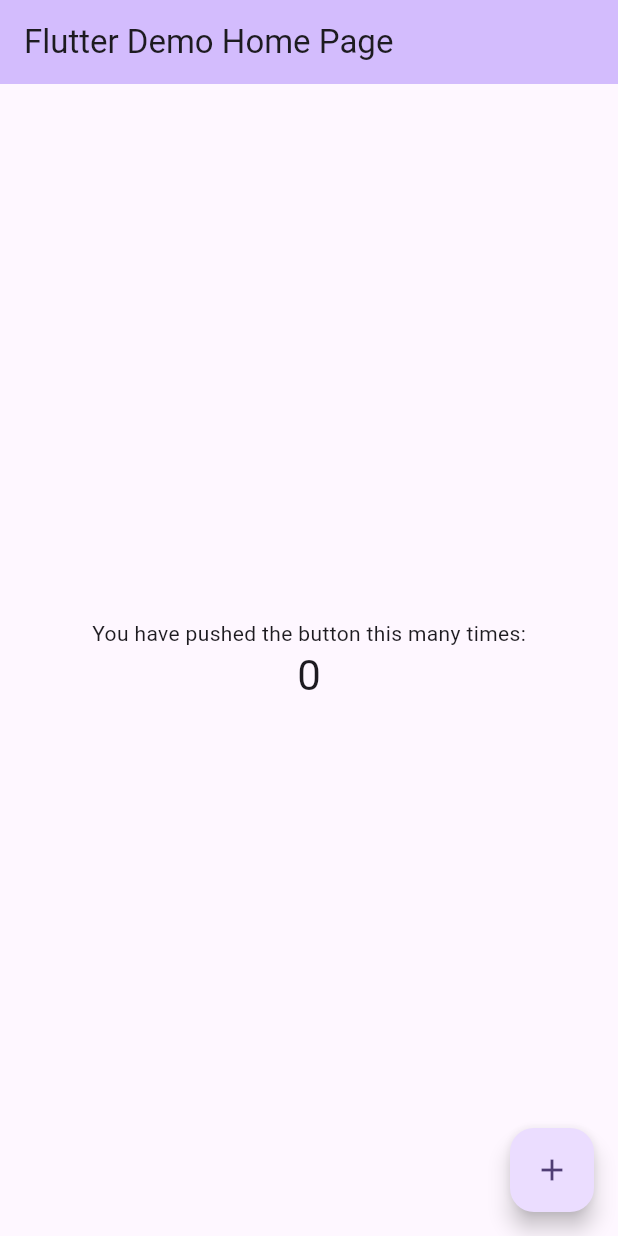
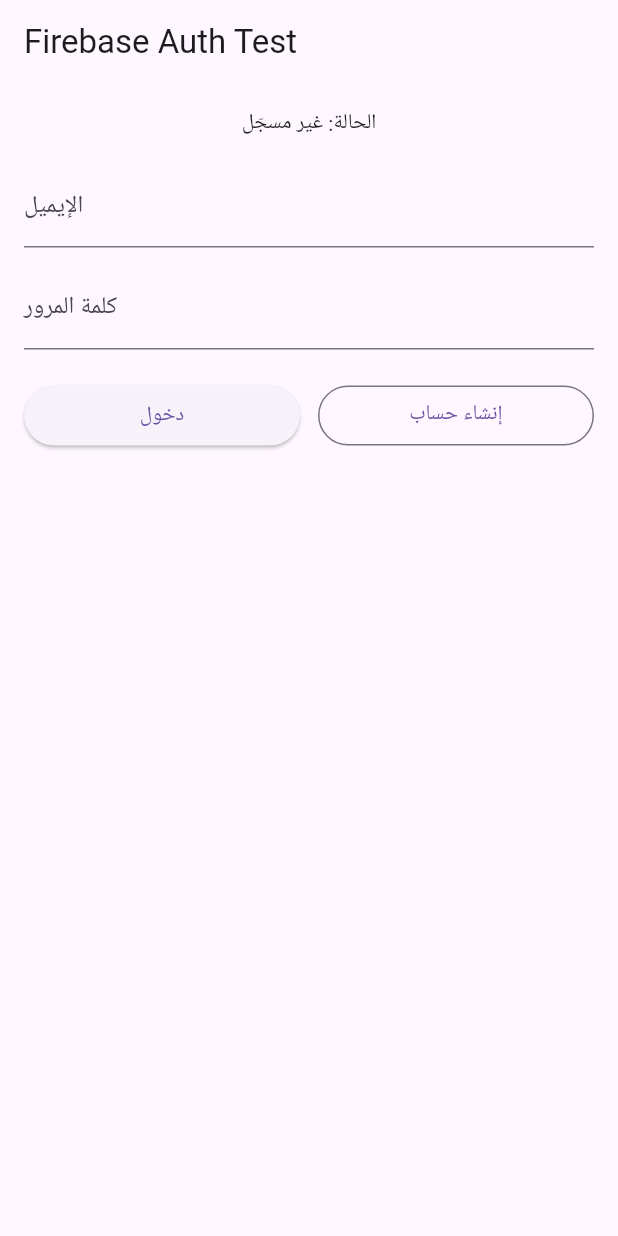
Before and after one commit to Wejdan-b/billwise_499, a Flutter app: the screen it shows after launch, on a phone screen of 412 x 824 dp. Run offline on Flutter 3.47's test engine with Material 3 defaults, Android fonts, the phone set to English and light mode, and no system bars; our stand-ins replace firebase_auth, firebase_core; accounts and stored records are empty.

Commit message:
firebase

```diff
--- a/lib/main.dart
+++ b/lib/main.dart
@@ -1,122 +1,142 @@
 import 'package:flutter/material.dart';
+import 'package:firebase_core/firebase_core.dart';
+import 'package:firebase_auth/firebase_auth.dart';
+import 'firebase_options.dart';
 
-void main() {
+void main() async {
+  WidgetsFlutterBinding.ensureInitialized();
+  await Firebase.initializeApp(
+    options: DefaultFirebaseOptions.currentPlatform,
+  );
   runApp(const MyApp());
 }
-//مشروع تخرج
+
 class MyApp extends StatelessWidget {
   const MyApp({super.key});
-
-  // This widget is the root of your application.
   @override
   Widget build(BuildContext context) {
     return MaterialApp(
-      title: 'Flutter Demo',
-      theme: ThemeData(
-        // This is the theme of your application.
-        //
-        // TRY THIS: Try running your application with "flutter run". You'll see
-        // the application has a purple toolbar. Then, without quitting the app,
-        // try changing the seedColor in the colorScheme below to Colors.green
-        // and then invoke "hot reload" (save your changes or press the "hot
-        // reload" button in a Flutter-supported IDE, or press "r" if you used
-        // the command line to start the app).
-        //
-        // Notice that the counter didn't reset back to zero; the application
-        // state is not lost during the reload. To reset the state, use hot
-        // restart instead.
-        //
-        // This works for code too, not just values: Most code changes can be
-        // tested with just a hot reload.
-        colorScheme: ColorScheme.fromSeed(seedColor: Colors.deepPurple),
-      ),
-      home: const MyHomePage(title: 'Flutter Demo Home Page'),
+      debugShowCheckedModeBanner: false,
+      home: const AuthSmokeTest(),
     );
   }
 }
 
-class MyHomePage extends StatefulWidget {
-  const MyHomePage({super.key, required this.title});
-
-  // This widget is the home page of your application. It is stateful, meaning
-  // that it has a State object (defined below) that contains fields that affect
-  // how it looks.
-
-  // This class is the configuration for the state. It holds the values (in this
-  // case the title) provided by the parent (in this case the App widget) and
-  // used by the build method of the State. Fields in a Widget subclass are
-  // always marked "final".
-
-  final String title;
-
+class AuthSmokeTest extends StatefulWidget {
+  const AuthSmokeTest({super.key});
   @override
-  State<MyHomePage> createState() => _MyHomePageState();
+  State<AuthSmokeTest> createState() => _AuthSmokeTestState();
 }
 
-class _MyHomePageState extends State<MyHomePage> {
-  int _counter = 0;
+class _AuthSmokeTestState extends State<AuthSmokeTest> {
+  final email = TextEditingController();
+  final pass = TextEditingController();
+  bool loading = false;
 
-  void _incrementCounter() {
-    setState(() {
-      // This call to setState tells the Flutter framework that something has
-      // changed in this State, which causes it to rerun the build method below
-      // so that the display can reflect the updated values. If we changed
-      // _counter without calling setState(), then the build method would not be
-      // called again, and so nothing would appear to happen.
-      _counter++;
-    });
+  Future<void> _signup() async {
+    setState(() => loading = true);
+    try {
+      await FirebaseAuth.instance.createUserWithEmailAndPassword(
+        email: email.text.trim(),
+        password: pass.text,
+      );
+      _snack('تم إنشاء الحساب والدخول ✅');
+    } on FirebaseAuthException catch (e) {
+      _snack(_map(e.code));
+    } finally {
+      setState(() => loading = false);
+    }
   }
+
+  Future<void> _login() async {
+    setState(() => loading = true);
+    try {
+      await FirebaseAuth.instance.signInWithEmailAndPassword(
+        email: email.text.trim(),
+        password: pass.text,
+      );
+      _snack('تم تسجيل الدخول ✅');
+    } on FirebaseAuthException catch (e) {
+      _snack(_map(e.code));
+    } finally {
+      setState(() => loading = false);
+    }
+  }
+
+  Future<void> _logout() async {
+    await FirebaseAuth.instance.signOut();
+    _snack('تم تسجيل الخروج');
+  }
+
+  String _map(String c) {
+    switch (c) {
+      case 'invalid-email':
+        return 'صيغة الإيميل غير صحيحة';
+      case 'email-already-in-use':
+        return 'الإيميل مستخدم مسبقًا';
+      case 'weak-password':
+        return 'كلمة المرور ضعيفة (٦ أحرف فأكثر)';
+      case 'user-not-found':
+        return 'الحساب غير موجود';
+      case 'wrong-password':
+        return 'كلمة المرور غير صحيحة';
+      case 'operation-not-allowed':
+        return 'طريقة الدخول غير مفعّلة في Firebase';
+      default:
+        return 'خطأ: $c';
+    }
+  }
+
+  void _snack(String m) =>
+      ScaffoldMessenger.of(context).showSnackBar(SnackBar(content: Text(m)));
 
   @override
   Widget build(BuildContext context) {
-    // This method is rerun every time setState is called, for instance as done
-    // by the _incrementCounter method above.
-    //
-    // The Flutter framework has been optimized to make rerunning build methods
-    // fast, so that you can just rebuild anything that needs updating rather
-    // than having to individually change instances of widgets.
+    final user = FirebaseAuth.instance.currentUser;
     return Scaffold(
       appBar: AppBar(
-        // TRY THIS: Try changing the color here to a specific color (to
-        // Colors.amber, perhaps?) and trigger a hot reload to see the AppBar
-        // change color while the other colors stay the same.
-        backgroundColor: Theme.of(context).colorScheme.inversePrimary,
-        // Here we take the value from the MyHomePage object that was created by
-        // the App.build method, and use it to set our appbar title.
-        title: Text(widget.title),
+        title: const Text('Firebase Auth Test'),
+        actions: [
+          if (user != null)
+            IconButton(icon: const Icon(Icons.logout), onPressed: _logout),
+        ],
       ),
-      body: Center(
-        // Center is a layout widget. It takes a single child and positions it
-        // in the middle of the parent.
-        child: Column(
-          // Column is also a layout widget. It takes a list of children and
-          // arranges them vertically. By default, it sizes itself to fit its
-          // children horizontally, and tries to be as tall as its parent.
-          //
-          // Column has various properties to control how it sizes itself and
-          // how it positions its children. Here we use mainAxisAlignment to
-          // center the children vertically; the main axis here is the vertical
-          // axis because Columns are vertical (the cross axis would be
-          // horizontal).
-          //
-          // TRY THIS: Invoke "debug painting" (choose the "Toggle Debug Paint"
-          // action in the IDE, or press "p" in the console), to see the
-          // wireframe for each widget.
-          mainAxisAlignment: MainAxisAlignment.center,
-          children: <Widget>[
-            const Text('You have pushed the button this many times:'),
-            Text(
-              '$_counter',
-              style: Theme.of(context).textTheme.headlineMedium,
+      body: Padding(
+        padding: const EdgeInsets.all(16),
+        child: Column(children: [
+          Text('الحالة: ${user?.email ?? "غير مسجّل"}'),
+          const SizedBox(height: 16),
+          TextField(
+            controller: email,
+            decoration: const InputDecoration(labelText: 'الإيميل'),
+            keyboardType: TextInputType.emailAddress,
+          ),
+          const SizedBox(height: 12),
+          TextField(
+            controller: pass,
+            decoration: const InputDecoration(labelText: 'كلمة المرور'),
+            obscureText: true,
+          ),
+          const SizedBox(height: 20),
+          Row(children: [
+            Expanded(
+              child: ElevatedButton(
+                onPressed: loading ? null : _login,
+                child: loading
+                    ? const CircularProgressIndicator()
+                    : const Text('دخول'),
+              ),
             ),
-          ],
-        ),
+            const SizedBox(width: 12),
+            Expanded(
+              child: OutlinedButton(
+                onPressed: loading ? null : _signup,
+                child: const Text('إنشاء حساب'),
+              ),
+            ),
+          ]),
+        ]),
       ),
-      floatingActionButton: FloatingActionButton(
-        onPressed: _incrementCounter,
-        tooltip: 'Increment',
-        child: const Icon(Icons.add),
-      ), // This trailing comma makes auto-formatting nicer for build methods.
     );
   }
 }
--- a/pubspec.yaml
+++ b/pubspec.yaml
@@ -34,6 +34,12 @@
   # The following adds the Cupertino Icons font to your application.
   # Use with the CupertinoIcons class for iOS style icons.
   cupertino_icons: ^1.0.8
+  firebase_core: ^4.1.0
+  firebase_auth: ^6.0.2
+  firebase_database: ^12.0.1
+  firebase_storage: ^13.0.1
+  firebase_messaging: ^16.0.1
+  cloud_functions: ^6.0.1
 
 dev_dependencies:
   flutter_test:
```
Also changed, not shown: firebase.json (added), lib/firebase_options.dart (added), pubspec.lock, 7 other files.
